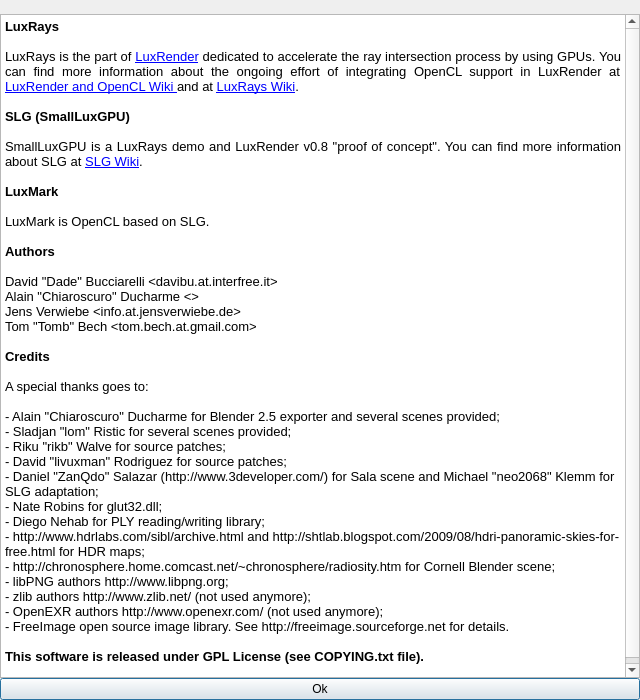
The window that src/aboutdialog.ui (LuxCoreRender/LuxMark) describes before a commit, drawn with Qt 5.
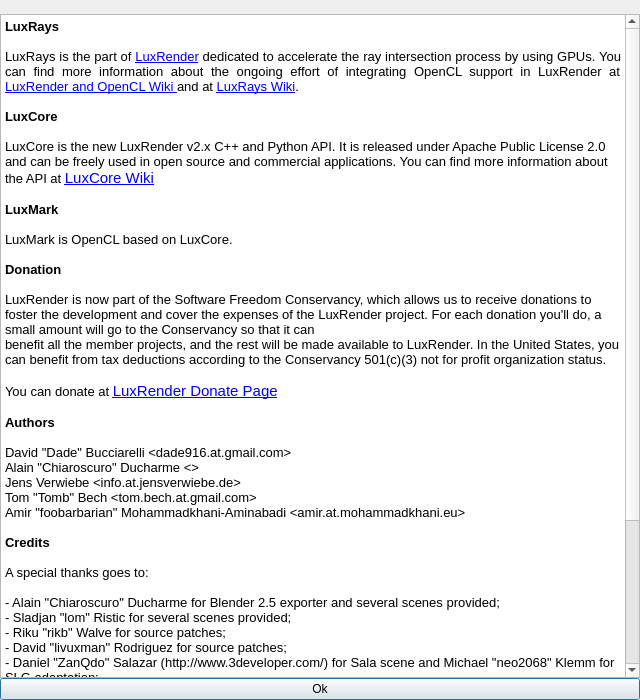
The same window after the commit. Icons and pictures are not drawn.

Diff of the .ui file:
```diff
--- a/src/aboutdialog.ui
+++ b/src/aboutdialog.ui
@@ -72,20 +72,28 @@
 &lt;p style=&quot;-qt-paragraph-type:empty; margin-top:0px; margin-bottom:0px; margin-left:0px; margin-right:0px; -qt-block-indent:0; text-indent:0px; font-family:'Sans'; font-size:10pt;&quot;&gt;&lt;br /&gt;&lt;/p&gt;
 &lt;p align=&quot;justify&quot; style=&quot; margin-top:0px; margin-bottom:0px; margin-left:0px; margin-right:0px; -qt-block-indent:0; text-indent:0px;&quot;&gt;&lt;span style=&quot; font-family:'Sans'; font-size:10pt;&quot;&gt;LuxRays is the part of &lt;/span&gt;&lt;a href=&quot;http://www.luxrender.net&quot;&gt;&lt;span style=&quot; font-family:'Sans'; font-size:10pt; text-decoration: underline; color:#0000ff;&quot;&gt;LuxRender&lt;/span&gt;&lt;/a&gt;&lt;span style=&quot; font-family:'Sans'; font-size:10pt;&quot;&gt; dedicated to accelerate the ray intersection process by using GPUs. You can find more information about the ongoing effort of integrating OpenCL support in LuxRender at &lt;/span&gt;&lt;a href=&quot;http://www.luxrender.net/wiki/index.php?title=Luxrender_and_OpenCL&quot;&gt;&lt;span style=&quot; font-family:'Sans'; font-size:10pt; text-decoration: underline; color:#0000ff;&quot;&gt;LuxRender and OpenCL Wiki &lt;/span&gt;&lt;/a&gt;&lt;span style=&quot; font-family:'Sans'; font-size:10pt;&quot;&gt;and at &lt;/span&gt;&lt;a href=&quot;http://www.luxrender.net/wiki/index.php?title=LuxRays&quot;&gt;&lt;span style=&quot; font-family:'Sans'; font-size:10pt; text-decoration: underline; color:#0000ff;&quot;&gt;LuxRays Wiki&lt;/span&gt;&lt;/a&gt;&lt;span style=&quot; font-family:'Sans'; font-size:10pt;&quot;&gt;.&lt;/span&gt;&lt;/p&gt;
 &lt;p align=&quot;justify&quot; style=&quot;-qt-paragraph-type:empty; margin-top:0px; margin-bottom:0px; margin-left:0px; margin-right:0px; -qt-block-indent:0; text-indent:0px; font-family:'Sans'; font-size:10pt;&quot;&gt;&lt;br /&gt;&lt;/p&gt;
-&lt;p style=&quot; margin-top:0px; margin-bottom:0px; margin-left:0px; margin-right:0px; -qt-block-indent:0; text-indent:0px;&quot;&gt;&lt;span style=&quot; font-family:'Sans'; font-size:10pt; font-weight:600;&quot;&gt;SLG (SmallLuxGPU)&lt;/span&gt;&lt;/p&gt;
+&lt;p style=&quot; margin-top:0px; margin-bottom:0px; margin-left:0px; margin-right:0px; -qt-block-indent:0; text-indent:0px;&quot;&gt;&lt;span style=&quot; font-family:'Sans'; font-size:10pt; font-weight:600;&quot;&gt;LuxCore&lt;/span&gt;&lt;/p&gt;
 &lt;p style=&quot;-qt-paragraph-type:empty; margin-top:0px; margin-bottom:0px; margin-left:0px; margin-right:0px; -qt-block-indent:0; text-indent:0px; font-family:'Sans'; font-size:10pt;&quot;&gt;&lt;br /&gt;&lt;/p&gt;
-&lt;p align=&quot;justify&quot; style=&quot; margin-top:0px; margin-bottom:0px; margin-left:0px; margin-right:0px; -qt-block-indent:0; text-indent:0px;&quot;&gt;&lt;span style=&quot; font-family:'Sans'; font-size:10pt;&quot;&gt;SmallLuxGPU is a LuxRays demo and LuxRender v0.8 &amp;quot;proof of concept&amp;quot;. You can find more information about SLG at &lt;/span&gt;&lt;a href=&quot;http://www.luxrender.net/wiki/index.php?title=SLG&quot;&gt;&lt;span style=&quot; font-family:'Sans'; font-size:10pt; text-decoration: underline; color:#0000ff;&quot;&gt;SLG Wiki&lt;/span&gt;&lt;/a&gt;&lt;span style=&quot; font-family:'Sans'; font-size:10pt;&quot;&gt;.&lt;/span&gt;&lt;/p&gt;
+&lt;p style=&quot; margin-top:0px; margin-bottom:0px; margin-left:0px; margin-right:0px; -qt-block-indent:0; text-indent:0px;&quot;&gt;&lt;span style=&quot; font-family:'Sans'; font-size:10pt;&quot;&gt;LuxCore is the new LuxRender v2.x C++ and Python API. It is released under Apache Public License 2.0 and can be freely used in open source and commercial applications. You can find more information about the API at &lt;/span&gt;&lt;a href=&quot;http://www.luxrender.net/wiki/LuxCore&quot;&gt;&lt;span style=&quot; text-decoration: underline; color:#0000ff;&quot;&gt;LuxCore Wiki&lt;/span&gt;&lt;/a&gt;&lt;/p&gt;
 &lt;p align=&quot;justify&quot; style=&quot;-qt-paragraph-type:empty; margin-top:0px; margin-bottom:0px; margin-left:0px; margin-right:0px; -qt-block-indent:0; text-indent:0px; font-family:'Sans'; font-size:10pt;&quot;&gt;&lt;br /&gt;&lt;/p&gt;
 &lt;p align=&quot;justify&quot; style=&quot; margin-top:0px; margin-bottom:0px; margin-left:0px; margin-right:0px; -qt-block-indent:0; text-indent:0px;&quot;&gt;&lt;span style=&quot; font-family:'Sans'; font-size:10pt; font-weight:600;&quot;&gt;LuxMark&lt;/span&gt;&lt;/p&gt;
 &lt;p align=&quot;justify&quot; style=&quot;-qt-paragraph-type:empty; margin-top:0px; margin-bottom:0px; margin-left:0px; margin-right:0px; -qt-block-indent:0; text-indent:0px; font-family:'Sans'; font-size:10pt;&quot;&gt;&lt;br /&gt;&lt;/p&gt;
-&lt;p align=&quot;justify&quot; style=&quot; margin-top:0px; margin-bottom:0px; margin-left:0px; margin-right:0px; -qt-block-indent:0; text-indent:0px;&quot;&gt;&lt;span style=&quot; font-family:'Sans'; font-size:10pt;&quot;&gt;LuxMark is OpenCL based on SLG.&lt;/span&gt;&lt;/p&gt;
+&lt;p align=&quot;justify&quot; style=&quot; margin-top:0px; margin-bottom:0px; margin-left:0px; margin-right:0px; -qt-block-indent:0; text-indent:0px;&quot;&gt;&lt;span style=&quot; font-family:'Sans'; font-size:10pt;&quot;&gt;LuxMark is OpenCL based on LuxCore.&lt;/span&gt;&lt;/p&gt;
+&lt;p align=&quot;justify&quot; style=&quot;-qt-paragraph-type:empty; margin-top:0px; margin-bottom:0px; margin-left:0px; margin-right:0px; -qt-block-indent:0; text-indent:0px; font-family:'Sans'; font-size:10pt;&quot;&gt;&lt;br /&gt;&lt;/p&gt;
+&lt;p align=&quot;justify&quot; style=&quot; margin-top:0px; margin-bottom:0px; margin-left:0px; margin-right:0px; -qt-block-indent:0; text-indent:0px;&quot;&gt;&lt;span style=&quot; font-family:'Sans'; font-size:10pt; font-weight:600;&quot;&gt;Donation&lt;/span&gt;&lt;/p&gt;
+&lt;p align=&quot;justify&quot; style=&quot;-qt-paragraph-type:empty; margin-top:0px; margin-bottom:0px; margin-left:0px; margin-right:0px; -qt-block-indent:0; text-indent:0px; font-family:'Sans'; font-size:10pt;&quot;&gt;&lt;br /&gt;&lt;/p&gt;
+&lt;p style=&quot; margin-top:0px; margin-bottom:0px; margin-left:0px; margin-right:0px; -qt-block-indent:0; text-indent:0px;&quot;&gt;&lt;span style=&quot; font-family:'Sans'; font-size:10pt;&quot;&gt;LuxRender is now part of the Software Freedom Conservancy, which allows us to receive donations to foster the development and cover the expenses of the LuxRender project. For each donation you'll do, a small amount will go to the Conservancy so that it can&lt;/span&gt;&lt;/p&gt;
+&lt;p style=&quot; margin-top:0px; margin-bottom:0px; margin-left:0px; margin-right:0px; -qt-block-indent:0; text-indent:0px;&quot;&gt;&lt;span style=&quot; font-family:'Sans'; font-size:10pt;&quot;&gt;benefit all the member projects, and the rest will be made available to LuxRender. In the United States, you can benefit from tax deductions according to the Conservancy 501(c)(3) not for profit organization status.&lt;/span&gt;&lt;/p&gt;
+&lt;p style=&quot;-qt-paragraph-type:empty; margin-top:0px; margin-bottom:0px; margin-left:0px; margin-right:0px; -qt-block-indent:0; text-indent:0px; font-family:'Sans'; font-size:10pt;&quot;&gt;&lt;br /&gt;&lt;/p&gt;
+&lt;p style=&quot; margin-top:0px; margin-bottom:0px; margin-left:0px; margin-right:0px; -qt-block-indent:0; text-indent:0px;&quot;&gt;&lt;span style=&quot; font-family:'Sans'; font-size:10pt;&quot;&gt;You can donate at &lt;/span&gt;&lt;a href=&quot;http://www.luxrender.net/en_GB/donate&quot;&gt;&lt;span style=&quot; text-decoration: underline; color:#0000ff;&quot;&gt;LuxRender Donate Page&lt;/span&gt;&lt;/a&gt;&lt;/p&gt;
 &lt;p align=&quot;justify&quot; style=&quot;-qt-paragraph-type:empty; margin-top:0px; margin-bottom:0px; margin-left:0px; margin-right:0px; -qt-block-indent:0; text-indent:0px; font-family:'Sans'; font-size:10pt;&quot;&gt;&lt;br /&gt;&lt;/p&gt;
 &lt;p align=&quot;justify&quot; style=&quot; margin-top:0px; margin-bottom:0px; margin-left:0px; margin-right:0px; -qt-block-indent:0; text-indent:0px;&quot;&gt;&lt;span style=&quot; font-family:'Sans'; font-size:10pt; font-weight:600;&quot;&gt;Authors&lt;/span&gt;&lt;/p&gt;
 &lt;p style=&quot;-qt-paragraph-type:empty; margin-top:0px; margin-bottom:0px; margin-left:0px; margin-right:0px; -qt-block-indent:0; text-indent:0px; font-family:'Sans'; font-size:10pt;&quot;&gt;&lt;br /&gt;&lt;/p&gt;
-&lt;p style=&quot; margin-top:0px; margin-bottom:0px; margin-left:0px; margin-right:0px; -qt-block-indent:0; text-indent:0px;&quot;&gt;&lt;span style=&quot; font-family:'Sans'; font-size:10pt;&quot;&gt;David &amp;quot;Dade&amp;quot; Bucciarelli &amp;lt;davibu.at.interfree.it&amp;gt;&lt;/span&gt;&lt;/p&gt;
+&lt;p style=&quot; margin-top:0px; margin-bottom:0px; margin-left:0px; margin-right:0px; -qt-block-indent:0; text-indent:0px;&quot;&gt;&lt;span style=&quot; font-family:'Sans'; font-size:10pt;&quot;&gt;David &amp;quot;Dade&amp;quot; Bucciarelli &amp;lt;dade916.at.gmail.com&amp;gt;&lt;/span&gt;&lt;/p&gt;
 &lt;p style=&quot; margin-top:0px; margin-bottom:0px; margin-left:0px; margin-right:0px; -qt-block-indent:0; text-indent:0px;&quot;&gt;&lt;span style=&quot; font-family:'Sans'; font-size:10pt;&quot;&gt;Alain &amp;quot;Chiaroscuro&amp;quot; Ducharme &amp;lt;&amp;gt;&lt;/span&gt;&lt;/p&gt;
 &lt;p style=&quot; margin-top:0px; margin-bottom:0px; margin-left:0px; margin-right:0px; -qt-block-indent:0; text-indent:0px;&quot;&gt;&lt;span style=&quot; font-family:'Sans'; font-size:10pt;&quot;&gt;Jens Verwiebe &amp;lt;info.at.jensverwiebe.de&amp;gt;&lt;/span&gt;&lt;/p&gt;
 &lt;p style=&quot; margin-top:0px; margin-bottom:0px; margin-left:0px; margin-right:0px; -qt-block-indent:0; text-indent:0px;&quot;&gt;&lt;span style=&quot; font-family:'Sans'; font-size:10pt;&quot;&gt;Tom &amp;quot;Tomb&amp;quot; Bech &amp;lt;tom.bech.at.gmail.com&amp;gt;&lt;/span&gt;&lt;/p&gt;
+&lt;p style=&quot; margin-top:0px; margin-bottom:0px; margin-left:0px; margin-right:0px; -qt-block-indent:0; text-indent:0px;&quot;&gt;&lt;span style=&quot; font-family:'Sans'; font-size:10pt;&quot;&gt;Amir &amp;quot;foobarbarian&amp;quot; Mohammadkhani-Aminabadi &amp;lt;amir.at.mohammadkhani.eu&amp;gt;&lt;/span&gt;&lt;/p&gt;
 &lt;p style=&quot;-qt-paragraph-type:empty; margin-top:0px; margin-bottom:0px; margin-left:0px; margin-right:0px; -qt-block-indent:0; text-indent:0px; font-family:'Sans'; font-size:10pt;&quot;&gt;&lt;br /&gt;&lt;/p&gt;
 &lt;p style=&quot; margin-top:0px; margin-bottom:0px; margin-left:0px; margin-right:0px; -qt-block-indent:0; text-indent:0px;&quot;&gt;&lt;span style=&quot; font-family:'Sans'; font-size:10pt; font-weight:600;&quot;&gt;Credits&lt;/span&gt;&lt;/p&gt;
 &lt;p style=&quot;-qt-paragraph-type:empty; margin-top:0px; margin-bottom:0px; margin-left:0px; margin-right:0px; -qt-block-indent:0; text-indent:0px; font-family:'Sans'; font-size:10pt;&quot;&gt;&lt;br /&gt;&lt;/p&gt;
```
